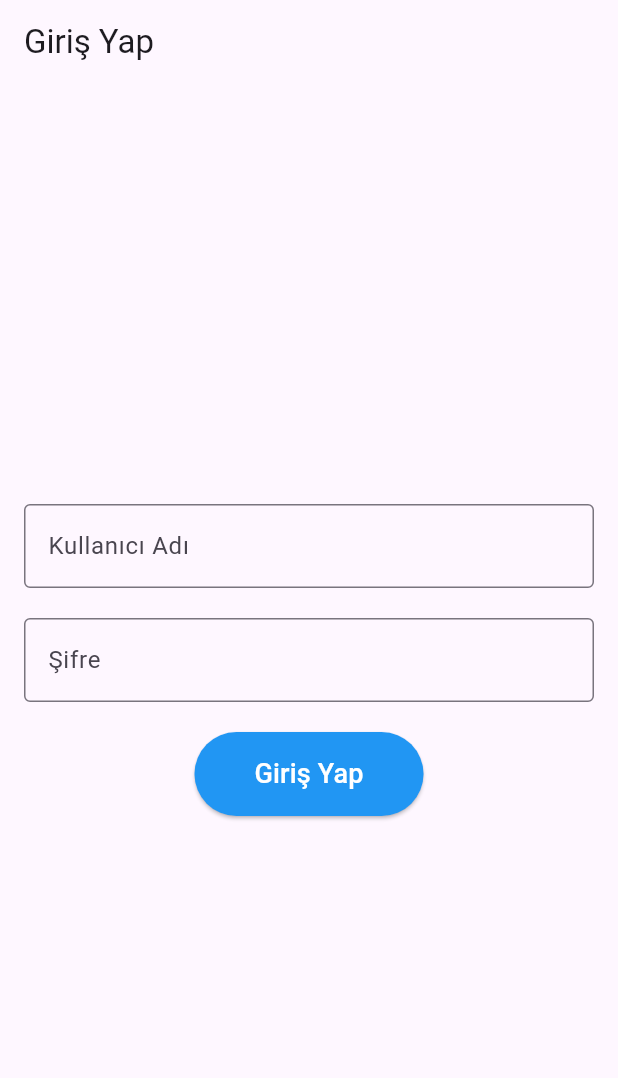
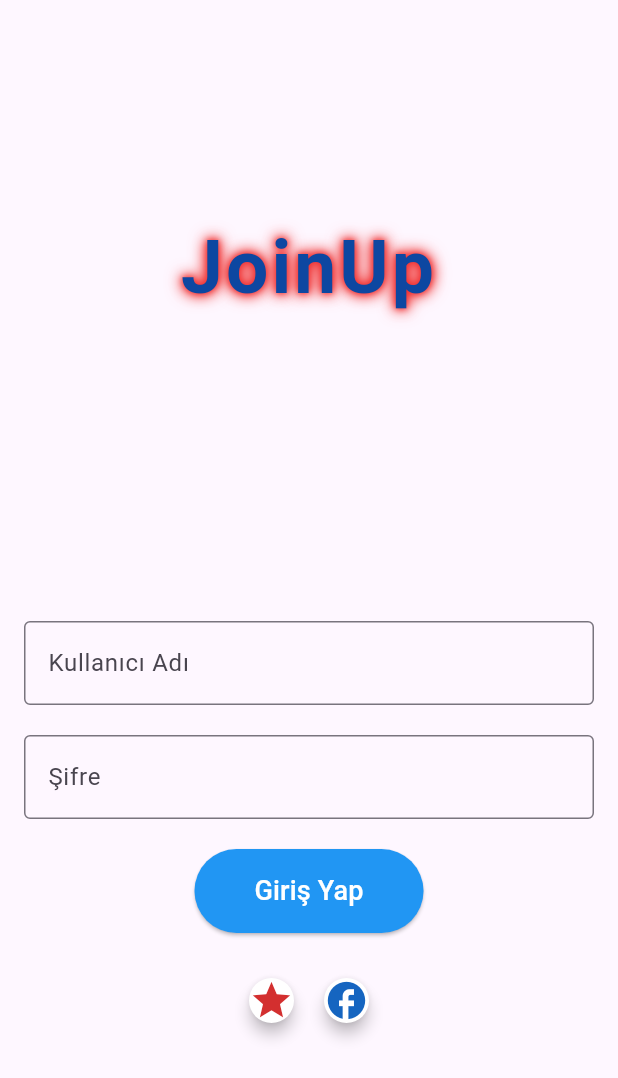
Before and after one commit to ced3j/JoinUp-app, a Flutter app: the screen it shows after launch, on a phone screen of 412 x 824 dp. Shown: the top 1078 px of the screen. Run offline on Flutter 3.47's test engine with Material 3 defaults, Android fonts, the phone set to English and light mode, and no system bars.

Commit message:
JoinUp temsili logosu eklendi, google(temsili) ve facebook ile giriş yap butonları eklendi

```diff
--- a/join_up/lib/login_screen.dart
+++ b/join_up/lib/login_screen.dart
@@ -21,24 +21,71 @@ class LoginPage extends StatelessWidget{
   @override
   Widget build(BuildContext context){
     return Scaffold(
-      appBar: AppBar(title: Text("Giriş Yap")),
       body: Padding(
         padding: EdgeInsets.all(16.0),
         child: Center(
           child: Column(
             mainAxisAlignment: MainAxisAlignment.center,
             children: [
+              logoField(),
+              SizedBox(height: 200),
               buildUsernameField(), // Kullanıcı adı kısmı
               SizedBox(height: 20),
               buildPasswordField(),
               SizedBox(height: 20),
               buildLoginButton(),
+              SizedBox(height: 30),
+              Row(
+                mainAxisAlignment: MainAxisAlignment.center,
+                children: [
+                  googleLoginButton(context),
+                  SizedBox(width: 20),
+                  facebookLoginButton(context),
+                ],
+              ),
             ],
           ),
         ),
       ),
     );
   }
+
+
+
+
+  Widget logoField(){
+    return Text(
+      "JoinUp",
+      style: TextStyle(
+        fontSize: 50,
+        fontWeight: FontWeight.bold,
+        color: Colors.blue[900],
+        shadows: [
+          Shadow(
+            color: const Color.fromARGB(255, 240, 43, 43).withValues(alpha: 1.0),
+            offset: Offset(0.0, 0.0),
+            blurRadius: 15.0,
+          ),
+          Shadow(
+            color: const Color.fromARGB(255, 240, 43, 43).withValues(alpha: 1.0),
+            offset: Offset(0.0, 0.0),
+            blurRadius: 10.0,
+          ),
+          Shadow(
+            color: const Color.fromARGB(255, 240, 43, 43).withValues(alpha: 1.0),
+            offset: Offset(0.0, 0.0),
+            blurRadius: 5.0,
+          ),
+        ],
+        letterSpacing: 2.0,
+        decorationColor: Colors.blue[200],
+        decorationStyle: TextDecorationStyle.solid,
+      ),
+      textAlign: TextAlign.center,
+    );
+  }
+
+
 
 
   Widget buildUsernameField(){
@@ -50,6 +97,8 @@ Widget buildUsernameField(){
       ),
     );
   }
+
+
 
 
   Widget buildPasswordField(){
@@ -78,4 +127,49 @@ Widget buildLoginButton() {
         child: Text("Giriş Yap", style: TextStyle(fontSize: 18, color: Colors.white)),
       );
     }
+
+
+  Widget googleLoginButton(BuildContext context) {
+    return SizedBox(
+      width: 30, // Buton genişliği
+      height: 30, // Buton yüksekliği
+      child: FloatingActionButton(
+        onPressed: () {
+          // Google ile giriş simülasyonu
+          print("Google ile giriş yapılıyor...");
+          // Gerçek uygulamada burada Firebase Authentication ile Google Sign-In entegre edilir
+        },
+        backgroundColor: Colors.white, // Beyaz arka plan
+        elevation: 4.0, // Gölge efekti
+        child: Icon(
+          Icons.star, // Google logosu yerine geçici bir ikon (resmi Google ikonu için asset kullanılabilir)
+          size: 30,
+          color: Colors.red[700], // Google’un kırmızı tonu
+        ),
+        shape: CircleBorder(), // Yuvarlak şekil
+      ),
+    );
   }
+
+  Widget facebookLoginButton(BuildContext context){
+    return SizedBox(
+      width: 30,
+      height: 30,
+      child: FloatingActionButton(
+        onPressed: () {
+          print("Facebook ile giriş yapılıyor...");
+        },
+        backgroundColor: Colors.white,
+        elevation: 4.0,
+        child: Icon(
+          Icons.facebook,
+          size: 30,
+          color: Colors.blue[800],
+        ),
+        shape: CircleBorder(),
+      ),
+    );
+  }
+
+
+}
```
Lines whose indentation alone changed are shown as unchanged.
